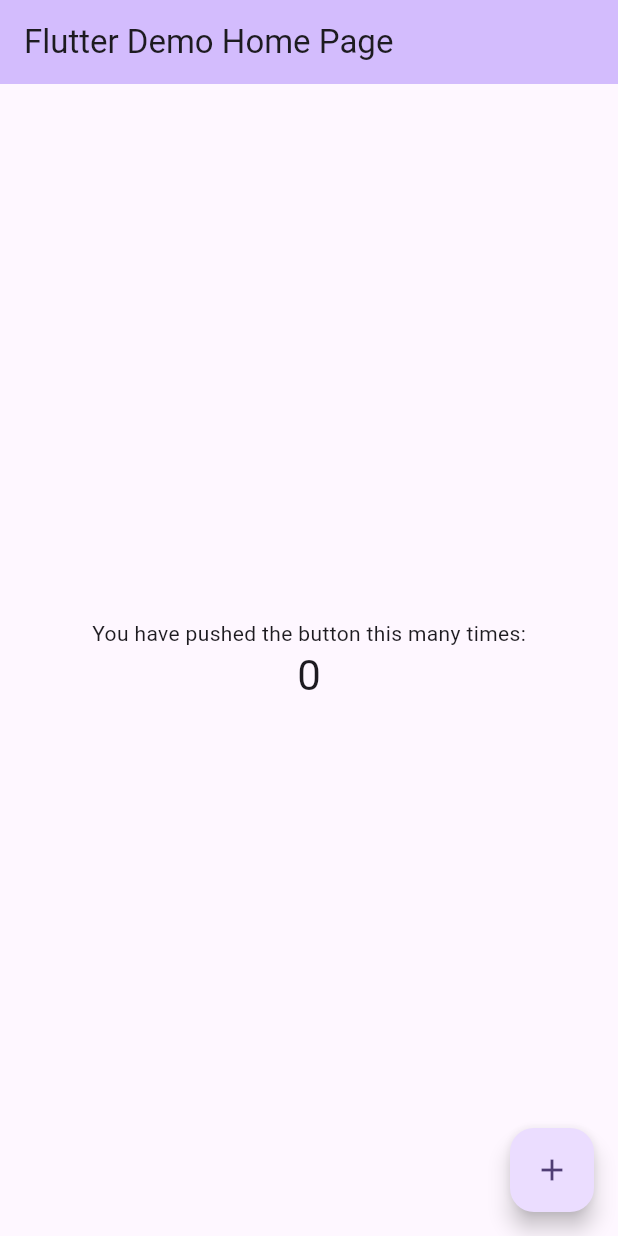
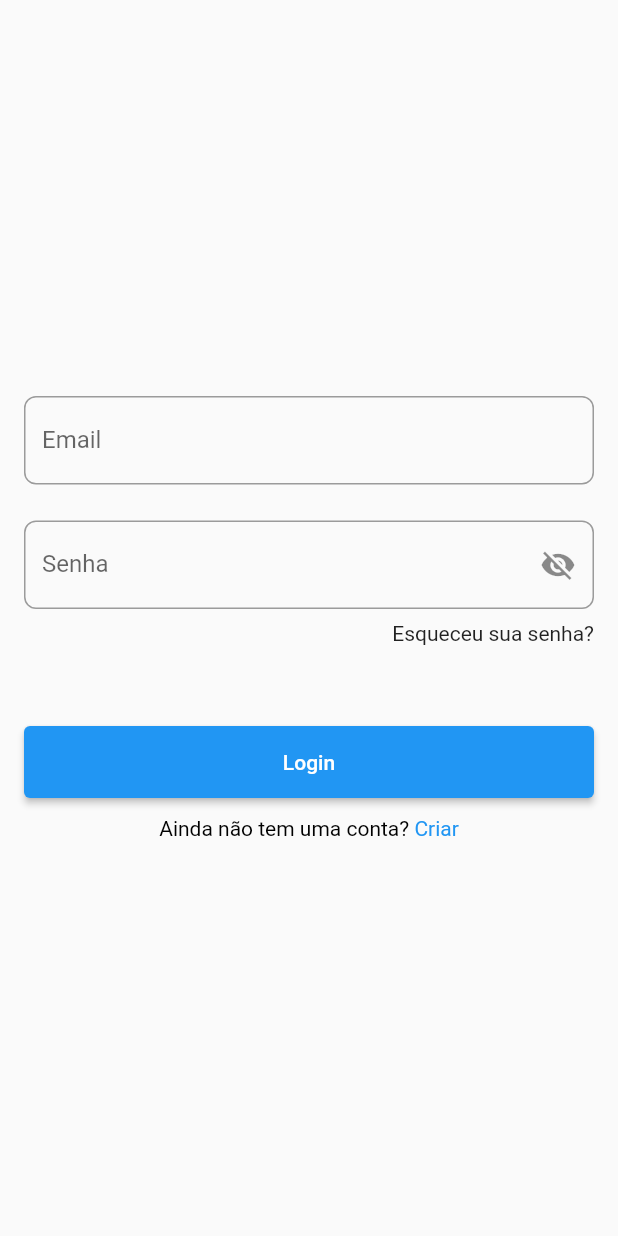
Before and after one commit to Xtiago87/Gatherly, a Flutter app: the screen it shows after launch, on a phone screen of 412 x 824 dp. Run offline on Flutter 3.47's test engine with Material 3 defaults, Android fonts, the phone set to English and light mode, and no system bars; our stand-ins replace flutter_modular.

Commit message:
- Criação das telas de login e criação de conta; - Config do flutter modular; - Criação de usecase, repository e controllers para o login e cadastro de usuários.

```diff
--- /dev/null
+++ b/lib/app/app_widget.dart
@@ -0,0 +1,15 @@
+import 'package:flutter/material.dart';
+import 'package:flutter_modular/flutter_modular.dart';
+
+class MyApp extends StatelessWidget {
+  const MyApp({super.key});
+
+  @override
+  Widget build(BuildContext context) {
+    return MaterialApp.router(
+      title: 'My Smart App',
+      theme: ThemeData(primarySwatch: Colors.blue, useMaterial3: false),
+      routerConfig: Modular.routerConfig,
+    ); //added by extension
+  }
+}
--- /dev/null
+++ b/lib/app/data/models/user_model.dart
@@ -0,0 +1 @@
+class UserModel {}
--- /dev/null
+++ b/lib/app/data/repositories/auth_repository_impl.dart
@@ -0,0 +1,14 @@
+import 'package:gatherly/app/domain/repositories/ilogin_repository.dart';
+
+class AuthRepositoryImpl implements IAuthRepository{
+  @override
+  Future<void> login(String email, String password) {
+    throw UnimplementedError();
+  }
+
+  @override
+  Future<void> createAccount(String email, String password) {
+    throw UnimplementedError();
+  }
+
+}
--- /dev/null
+++ b/lib/app/domain/repositories/ilogin_repository.dart
@@ -0,0 +1,4 @@
+abstract class IAuthRepository {
+  Future<void> login(String email, String password);
+  Future<void> createAccount(String email, String password);
+}
--- /dev/null
+++ b/lib/app/domain/usecase/login_usecase.dart
@@ -0,0 +1,11 @@
+import 'package:gatherly/app/domain/repositories/ilogin_repository.dart';
+
+class LoginUsecase {
+  final IAuthRepository iAuthRepository;
+
+  LoginUsecase({required this.iAuthRepository});
+
+  Future<void> login(String email, String password) async {
+    return await iAuthRepository.login(email, password);
+  }
+}
--- /dev/null
+++ b/lib/app/domain/usecase/register_usecase.dart
@@ -0,0 +1,11 @@
+import 'package:gatherly/app/domain/repositories/ilogin_repository.dart';
+
+class RegisterUsecase {
+  final IAuthRepository iAuthRepository;
+
+  RegisterUsecase({required this.iAuthRepository});
+
+  Future<void> createAccount(String email, String password) async {
+    return await iAuthRepository.createAccount(email, password);
+  }
+}
--- /dev/null
+++ b/lib/app/presentation/controllers/login/login_controller.dart
@@ -0,0 +1,30 @@
+import 'dart:async';
+
+import 'package:flutter/material.dart';
+import 'package:flutter_modular/flutter_modular.dart';
+import 'package:gatherly/app/domain/usecase/login_usecase.dart';
+
+class LoginController extends ChangeNotifier {
+  final LoginUsecase loginUsecase = Modular.get<LoginUsecase>();
+
+  ValueNotifier<bool> isLoading = ValueNotifier(false);
+
+  ValueNotifier<bool> _passwordVis = ValueNotifier(false);
+
+  bool get passwordVis => _passwordVis.value;
+
+  void changePasswordVis() {
+    _passwordVis.value = !_passwordVis.value;
+    notifyListeners();
+  }
+
+  void login(String email, String senha) async {
+    isLoading.value = true;
+    notifyListeners();
+    await loginUsecase.login(email, senha);
+    Timer(Duration(seconds: 1), () {
+      isLoading.value = false;
+      notifyListeners();
+    });
+  }
+}
--- /dev/null
+++ b/lib/app/presentation/screens/login/login_screen.dart
@@ -0,0 +1,131 @@
+import 'package:flutter/gestures.dart';
+import 'package:flutter/material.dart';
+import 'package:flutter_modular/flutter_modular.dart';
+import 'package:gatherly/app/presentation/controllers/login/login_controller.dart';
+
+class LoginScreen extends StatefulWidget {
+  const LoginScreen({super.key});
+
+  @override
+  State<LoginScreen> createState() => _LoginScreenState();
+}
+
+class _LoginScreenState extends State<LoginScreen> {
+  final LoginController loginController = Modular.get<LoginController>();
+  final TextEditingController emailTextField = TextEditingController();
+  final TextEditingController senhaTextField = TextEditingController();
+
+  @override
+  Widget build(BuildContext context) {
+
+    return ListenableBuilder(
+      listenable: loginController,
+      builder: (context, child) => Stack(
+        children: [
+          Scaffold(
+            body: SafeArea(
+              child: Center(
+                child: Padding(
+                  padding: const EdgeInsets.symmetric(horizontal: 16),
+                  child: Column(
+                    mainAxisAlignment: MainAxisAlignment.center,
+                    children: <Widget>[
+                      TextFormField(
+                        controller: emailTextField,
+                        textInputAction: TextInputAction.next,
+                        decoration: InputDecoration(
+                          labelText: 'Email',
+                          hintText: 'Digite seu email...',
+                          border: OutlineInputBorder(
+                            borderRadius: BorderRadius.circular(8.0),
+                          ),
+                        ),
+                      ),
+                      const SizedBox(
+                        height: 24,
+                      ),
+                      TextFormField(
+                        controller: senhaTextField,
+                        obscureText: loginController.passwordVis,
+                        decoration: InputDecoration(
+                          labelText: 'Senha',
+                          hintText: 'Digite sua senha...',
+                          suffixIcon: loginController.passwordVis
+                              ? IconButton(
+                                  icon: Icon(Icons.visibility),
+                                  onPressed: () =>
+                                      loginController.changePasswordVis(),
+                                )
+                              : IconButton(
+                                  icon: Icon(Icons.visibility_off),
+                                  onPressed: () =>
+                                      loginController.changePasswordVis(),
+                                ),
+                          border: OutlineInputBorder(
+                            borderRadius: BorderRadius.circular(8.0),
+                          ),
+                        ),
+                      ),
+                      const SizedBox(
+                        height: 8,
+                      ),
+                      const SizedBox(
+                          width: double.infinity,
+                          child: Text(
+                            "Esqueceu sua senha?",
+                            textAlign: TextAlign.right,
+                          )),
+                      const SizedBox(
+                        height: 54,
+                      ),
+                      SizedBox(
+                        width: double.infinity,
+                        child: ElevatedButton(
+                          onPressed: () {
+                            loginController.login("email", "senha");
+                          },
+                          child: const Padding(
+                            padding: EdgeInsets.all(16.0),
+                            child: Text("Login"),
+                          ),
+                        ),
+                      ),
+                      const SizedBox(
+                        height: 12,
+                      ),
+                      RichText(
+                        text: TextSpan(
+                          text: 'Ainda não tem uma conta? ',
+                          style: const TextStyle(color: Colors.black),
+                          children: <TextSpan>[
+                            TextSpan(
+                              text: 'Criar',
+                              style: const TextStyle(color: Colors.blue),
+                              recognizer: TapGestureRecognizer()
+                                ..onTap = () {
+                                  Modular.to.pushNamed('/register');
+                                },
+                            ),
+                          ],
+                        ),
+                      ),
+                    ],
+                  ),
+                ),
+              ),
+            ),
+          ),
+          if (loginController.isLoading.value)
+            const Opacity(
+              opacity: 0.8,
+              child: ModalBarrier(dismissible: false, color: Colors.black),
+            ),
+          if (loginController.isLoading.value)
+            const Center(
+              child: CircularProgressIndicator(),
+            ),
+        ],
+      ),
+    );
+  }
+}
--- a/lib/main.dart
+++ b/lib/main.dart
@@ -1,125 +1,8 @@
 import 'package:flutter/material.dart';
+import 'package:flutter_modular/flutter_modular.dart';
+import 'package:gatherly/app/app_module.dart';
+import 'package:gatherly/app/app_widget.dart';
 
 void main() {
-  runApp(const MyApp());
+  runApp(ModularApp(module: AppModule(), child: const MyApp()));
 }
-
-class MyApp extends StatelessWidget {
-  const MyApp({super.key});
-
-  // This widget is the root of your application.
-  @override
-  Widget build(BuildContext context) {
-    return MaterialApp(
-      title: 'Flutter Demo',
-      theme: ThemeData(
-        // This is the theme of your application.
-        //
-        // TRY THIS: Try running your application with "flutter run". You'll see
-        // the application has a purple toolbar. Then, without quitting the app,
-        // try changing the seedColor in the colorScheme below to Colors.green
-        // and then invoke "hot reload" (save your changes or press the "hot
-        // reload" button in a Flutter-supported IDE, or press "r" if you used
-        // the command line to start the app).
-        //
-        // Notice that the counter didn't reset back to zero; the application
-        // state is not lost during the reload. To reset the state, use hot
-        // restart instead.
-        //
-        // This works for code too, not just values: Most code changes can be
-        // tested with just a hot reload.
-        colorScheme: ColorScheme.fromSeed(seedColor: Colors.deepPurple),
-        useMaterial3: true,
-      ),
-      home: const MyHomePage(title: 'Flutter Demo Home Page'),
-    );
-  }
-}
-
-class MyHomePage extends StatefulWidget {
-  const MyHomePage({super.key, required this.title});
-
-  // This widget is the home page of your application. It is stateful, meaning
-  // that it has a State object (defined below) that contains fields that affect
-  // how it looks.
-
-  // This class is the configuration for the state. It holds the values (in this
-  // case the title) provided by the parent (in this case the App widget) and
-  // used by the build method of the State. Fields in a Widget subclass are
-  // always marked "final".
-
-  final String title;
-
-  @override
-  State<MyHomePage> createState() => _MyHomePageState();
-}
-
-class _MyHomePageState extends State<MyHomePage> {
-  int _counter = 0;
-
-  void _incrementCounter() {
-    setState(() {
-      // This call to setState tells the Flutter framework that something has
-      // changed in this State, which causes it to rerun the build method below
-      // so that the display can reflect the updated values. If we changed
-      // _counter without calling setState(), then the build method would not be
-      // called again, and so nothing would appear to happen.
-      _counter++;
-    });
-  }
-
-  @override
-  Widget build(BuildContext context) {
-    // This method is rerun every time setState is called, for instance as done
-    // by the _incrementCounter method above.
-    //
-    // The Flutter framework has been optimized to make rerunning build methods
-    // fast, so that you can just rebuild anything that needs updating rather
-    // than having to individually change instances of widgets.
-    return Scaffold(
-      appBar: AppBar(
-        // TRY THIS: Try changing the color here to a specific color (to
-        // Colors.amber, perhaps?) and trigger a hot reload to see the AppBar
-        // change color while the other colors stay the same.
-        backgroundColor: Theme.of(context).colorScheme.inversePrimary,
-        // Here we take the value from the MyHomePage object that was created by
-        // the App.build method, and use it to set our appbar title.
-        title: Text(widget.title),
-      ),
-      body: Center(
-        // Center is a layout widget. It takes a single child and positions it
-        // in the middle of the parent.
-        child: Column(
-          // Column is also a layout widget. It takes a list of children and
-          // arranges them vertically. By default, it sizes itself to fit its
-          // children horizontally, and tries to be as tall as its parent.
-          //
-          // Column has various properties to control how it sizes itself and
-          // how it positions its children. Here we use mainAxisAlignment to
-          // center the children vertically; the main axis here is the vertical
-          // axis because Columns are vertical (the cross axis would be
-          // horizontal).
-          //
-          // TRY THIS: Invoke "debug painting" (choose the "Toggle Debug Paint"
-          // action in the IDE, or press "p" in the console), to see the
-          // wireframe for each widget.
-          mainAxisAlignment: MainAxisAlignment.center,
-          children: <Widget>[
-            const Text(
-              'You have pushed the button this many times:',
-            ),
-            Text(
-              '$_counter',
-              style: Theme.of(context).textTheme.headlineMedium,
-            ),
-          ],
-        ),
-      ),
-      floatingActionButton: FloatingActionButton(
-        onPressed: _incrementCounter,
-        tooltip: 'Increment',
-        child: const Icon(Icons.add),
-      ), // This trailing comma makes auto-formatting nicer for build methods.
-    );
-  }
-}
--- a/pubspec.yaml
+++ b/pubspec.yaml
@@ -35,6 +35,7 @@ dependencies:
   # The following adds the Cupertino Icons font to your application.
   # Use with the CupertinoIcons class for iOS style icons.
   cupertino_icons: ^1.0.8
+  flutter_modular: ^6.3.4
 
 dev_dependencies:
   flutter_test:
```
Also changed, not shown: lib/app/app_module.dart (added, +26 -0 lines), lib/app/data/services/firebase_auth_service.dart (added, +47 -0 lines), lib/app/presentation/controllers/create_account/create_account_controller.dart (added, +27 -0 lines), lib/app/presentation/screens/create_account/create_account_screen.dart (added, +183 -0 lines), pubspec.lock, 63 other files.
